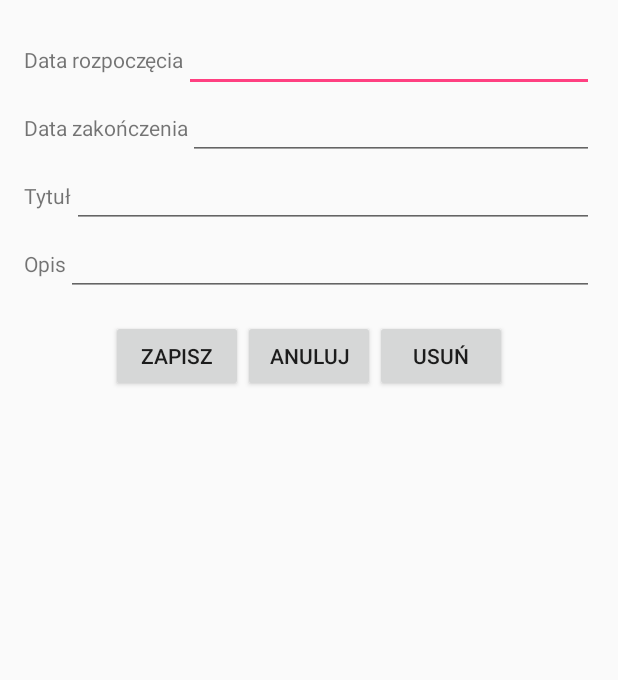
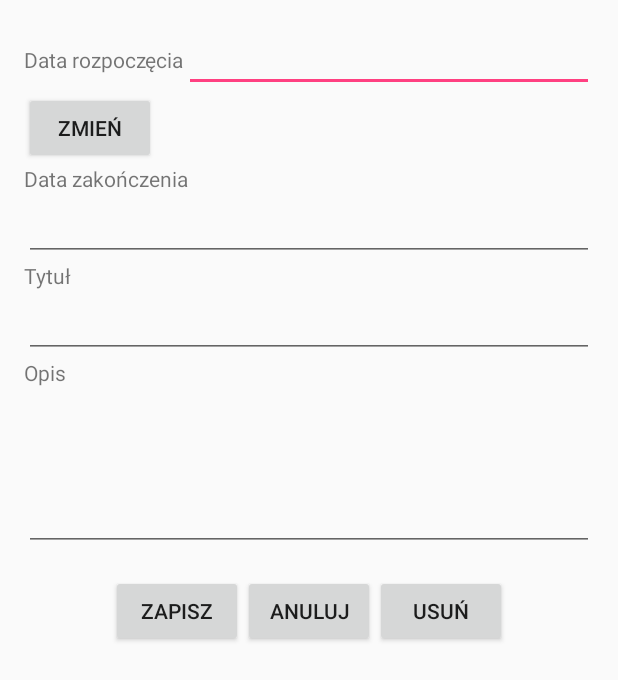
Before and after one commit to dolatas/resolutions, an Android app: the layout activity_resolution_form.xml on its own in the app's theme, with its tools: preview values and no code run, on a phone screen of 412 x 824 dp. Shown: the top 680 px of the screen. Run offline under Robolectric (Android 15) with nearby library versions, the phone set to English and light mode, and no system bars.

```diff
--- a/Resolutions/app/src/main/java/com/dododev/resolutions/NotificationService.java
+++ b/Resolutions/app/src/main/java/com/dododev/resolutions/NotificationService.java
@@ -79,14 +79,13 @@ public class NotificationService extends Service {
                 contentText = "oraz " + otherResolutionsNo + " innych postanowień";
             }
 
-            Uri defaultSoundUri= RingtoneManager.getDefaultUri(RingtoneManager.TYPE_NOTIFICATION);
+//            Uri defaultSoundUri= RingtoneManager.getDefaultUri(RingtoneManager.TYPE_NOTIFICATION);
             NotificationCompat.Builder notificationBuilder = new NotificationCompat.Builder(this)
                     .setSmallIcon(R.drawable.ic_notification)
                     .setContentTitle(resolution.getTitle())
-//                    .setContentText(resolution.getDescription())
                     .setContentText(contentText)
                     .setAutoCancel(true)
-                    .setSound(defaultSoundUri)
+//                    .setSound(defaultSoundUri)
                     .setContentIntent(pendingIntent);
 
             NotificationManager notificationManager =
--- a/Resolutions/app/src/main/res/layout/activity_resolution_form.xml
+++ b/Resolutions/app/src/main/res/layout/activity_resolution_form.xml
@@ -1,5 +1,5 @@
 <?xml version="1.0" encoding="utf-8"?>
-<RelativeLayout xmlns:android="http://schemas.android.com/apk/res/android"
+<LinearLayout xmlns:android="http://schemas.android.com/apk/res/android"
     xmlns:ads="http://schemas.android.com/apk/res-auto"
     xmlns:tools="http://schemas.android.com/tools"
     android:layout_width="match_parent"
@@ -20,7 +20,6 @@
             android:layout_width="match_parent"
             android:layout_height="wrap_content"
             android:orientation="horizontal">
-
             <TextView
                 android:layout_width="wrap_content"
                 android:layout_height="wrap_content"
@@ -31,15 +30,22 @@
                 android:layout_width="match_parent"
                 android:layout_height="wrap_content"
                 android:inputType="date"
-                android:maxLines="1">
+                android:maxLines="1"
+                android:onClick="showDatePickerDialog" >
 
             </EditText>
         </LinearLayout>
 
+        <Button
+            android:layout_width="wrap_content"
+            android:layout_height="wrap_content"
+            android:text="@string/change"
+            android:onClick="showDatePickerDialog" />
+
         <LinearLayout
             android:layout_width="match_parent"
             android:layout_height="wrap_content"
-            android:orientation="horizontal">
+            android:orientation="vertical">
 
             <TextView
                 android:layout_width="wrap_content"
@@ -51,7 +57,8 @@
                 android:layout_width="match_parent"
                 android:layout_height="wrap_content"
                 android:inputType="date"
-                android:maxLines="1">
+                android:maxLines="1"
+                android:onClick="showDatePickerDialog" >
 
             </EditText>
         </LinearLayout>
@@ -59,7 +66,7 @@
         <LinearLayout
             android:layout_width="match_parent"
             android:layout_height="wrap_content"
-            android:orientation="horizontal">
+            android:orientation="vertical">
 
             <TextView
                 android:layout_width="wrap_content"
@@ -79,7 +86,7 @@
         <LinearLayout
             android:layout_width="match_parent"
             android:layout_height="wrap_content"
-            android:orientation="horizontal">
+            android:orientation="vertical">
 
             <TextView
                 android:layout_width="wrap_content"
@@ -90,8 +97,10 @@
                 android:id="@+id/description"
                 android:layout_width="match_parent"
                 android:layout_height="wrap_content"
-                android:inputType="text"
-                android:maxLines="1">
+                android:inputType="textMultiLine"
+                android:gravity="top|left"
+                android:maxLines="8"
+                android:lines="4">
 
             </EditText>
         </LinearLayout>
@@ -125,14 +134,18 @@
 
     </LinearLayout>
 
+    <LinearLayout
+        android:layout_width="match_parent"
+        android:layout_height="match_parent">
         <com.google.android.gms.ads.AdView
             android:id="@+id/adView"
-        android:layout_width="wrap_content"
+            android:layout_width="match_parent"
             android:layout_height="wrap_content"
             android:layout_alignParentBottom="true"
-        android:layout_centerHorizontal="true"
-        android:layout_gravity="center_horizontal"
+            android:layout_gravity="bottom"
             ads:adSize="BANNER"
             ads:adUnitId="@string/banner_ad_unit_id"></com.google.android.gms.ads.AdView>
+    </LinearLayout>
 
-</RelativeLayout>
+
+</LinearLayout>
--- a/Resolutions/app/src/main/res/values/strings.xml
+++ b/Resolutions/app/src/main/res/values/strings.xml
@@ -9,6 +9,7 @@
     <string name="delete">Usuń</string>
     <string name="cancel">Anuluj</string>
     <string name="edit">Edytuj</string>
+    <string name="change">Zmień</string>
     <string name="resolution_saved">Postanowienie zapisane!</string>
     <string name="resolution_deleted">Postanowienie usuniete!</string>
     <string name="title_activity_resolution_list">ResolutionList</string>
```
Also changed, not shown: Resolutions/app/src/main/java/com/dododev/resolutions/DatePickerFragment.java (added, +31 -0 lines), Resolutions/app/src/main/java/com/dododev/resolutions/ResolutionForm.java (+53 -1 lines), Resolutions/app/src/main/java/com/dododev/resolutions/SampleAlarmReceiver.java (+7 -9 lines). Lines whose indentation alone changed are shown as unchanged.
